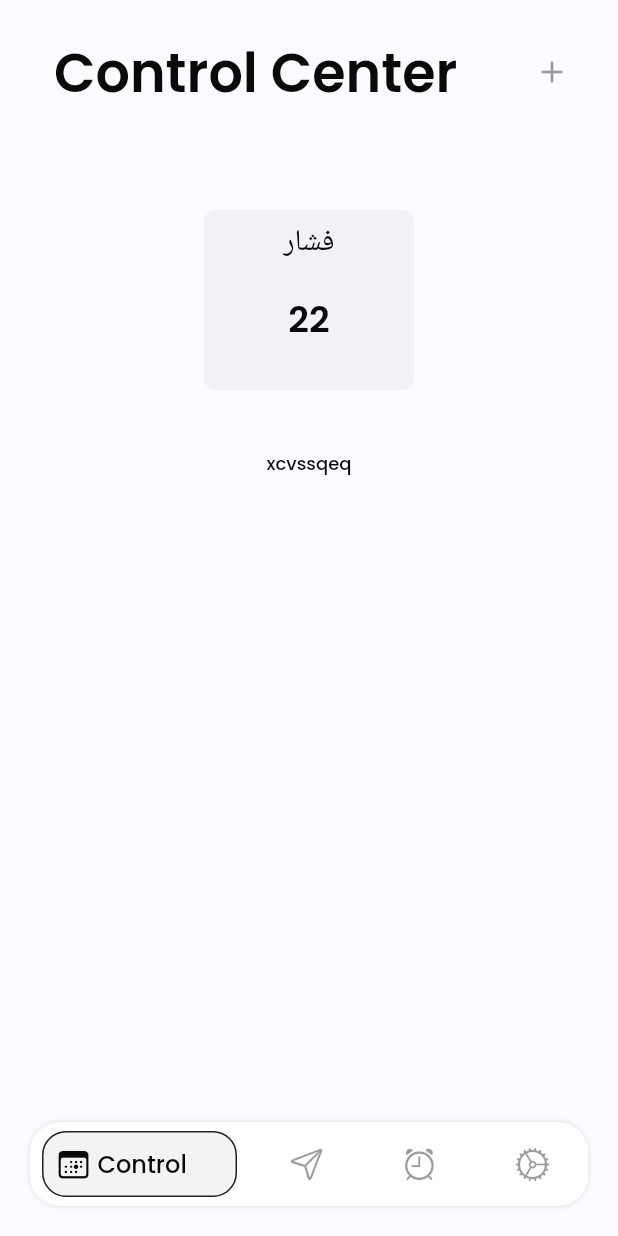
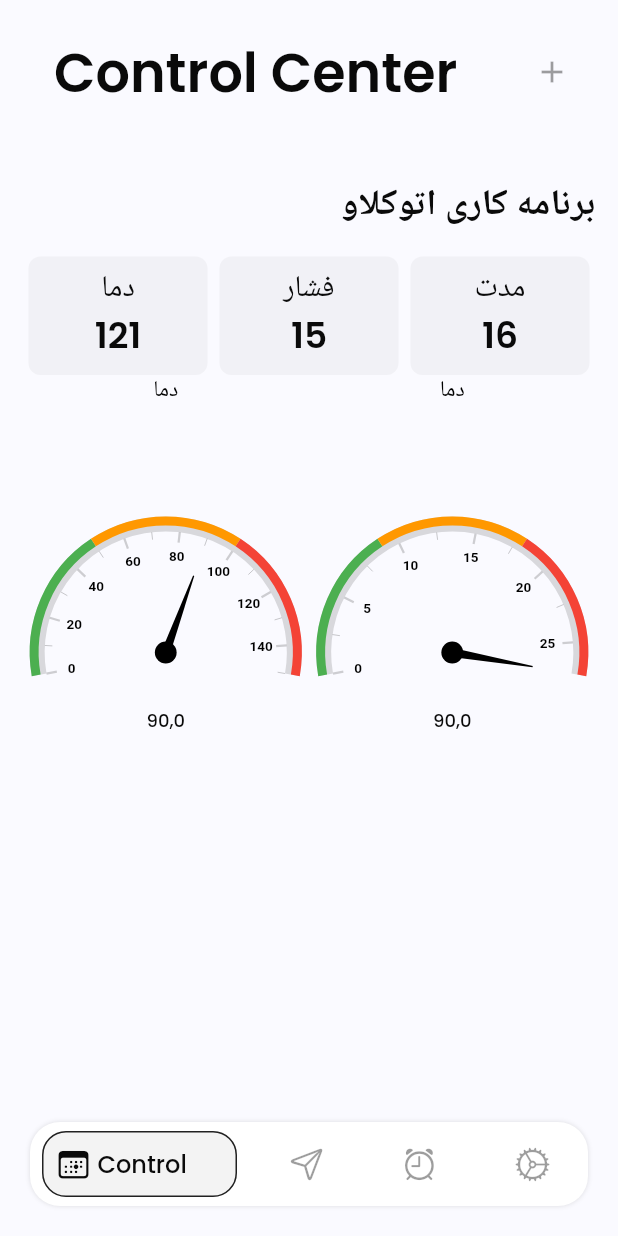
Before and after one commit to emoo44566/autoclave, a Flutter app: the screen it shows after launch, on a phone screen of 412 x 824 dp. Run offline on Flutter 3.47's test engine with Material 2 defaults, Android fonts, the phone set to English and light mode, and no system bars; drawn by our look-alikes of syncfusion_flutter_gauges; our stand-ins replace equatable, flutter_bloc, google_fonts.

Commit message:
show temp and pressure

```diff
--- a/lib/control/control_page.dart
+++ b/lib/control/control_page.dart
@@ -1,5 +1,6 @@
 import 'package:flutter/material.dart';
 import 'package:autoclave/main/views/app_bar_stack.dart';
+import 'package:syncfusion_flutter_gauges/gauges.dart';
 
 class ControlPage extends StatelessWidget {
   const ControlPage({Key? key}) : super(key: key);
@@ -13,53 +14,34 @@ class ControlPage extends StatelessWidget {
           SizedBox.expand(
             child: Container(
               margin:
-                  const EdgeInsets.only(left: 15.0, right: 15.0, top: 100.0),
+                  const EdgeInsets.only(left: 15.0, right: 15.0, top: 120.0),
               child: Column(
-                mainAxisAlignment: MainAxisAlignment.center,
-                crossAxisAlignment: CrossAxisAlignment.center,
-                children: <Widget>[
-                  Padding(
-                    padding: const EdgeInsets.symmetric(
-                        horizontal: 40.0, vertical: 40.0),
-                    child: SizedBox(
-                      width: 140,
-                      height: 120,
-                      child: Container(
-                        decoration: const BoxDecoration(
-                            color: Color.fromARGB(10, 20, 20, 20),
-                            borderRadius: BorderRadius.all(Radius.circular(8))),
-                        child: Padding(
-                          padding: const EdgeInsets.all(8.0),
-                          child: Column(
-                            children: [
-                              Text(
-                                "فشار",
-                                style: Theme.of(context)
-                                    .textTheme
-                                    .bodyText2
-                                    ?.copyWith(fontSize: 20),
-                              ),
-                              Expanded(
-                                child: Center(
-                                  child: Text(
-                                    "22",
-                                    style:
-                                        Theme.of(context).textTheme.headline4,
-                                  ),
-                                ),
-                              ),
-                            ],
-                          ),
-                        ),
-                      ),
+                children: [
+                  Align(
+                    alignment: Alignment.centerRight,
+                    child: Text(
+                      "برنامه کاری اتوکلاو",
+                      style: Theme.of(context).textTheme.headline4,
                     ),
                   ),
-                  const Expanded(
-                    child: Padding(
-                      padding: EdgeInsets.symmetric(horizontal: 70),
-                      child: Text("xcvssqeq"),
-                    ),
+                  Row(
+                    mainAxisAlignment: MainAxisAlignment.center,
+                    crossAxisAlignment: CrossAxisAlignment.center,
+                    children: <Widget>[
+                      Expanded(child: pressureWidget(context, 'دما', 121)),
+                      Expanded(child: pressureWidget(context, 'فشار', 15)),
+                      Expanded(child: pressureWidget(context, 'مدت', 16)),
+                    ],
                   ),
+                  Row(
+                    mainAxisAlignment: MainAxisAlignment.center,
+                    crossAxisAlignment: CrossAxisAlignment.center,
+                    children: <Widget>[
+                      Expanded(child: tempR(0, 150)),
+                      Expanded(child: tempR(0, 27)),
+                    ],
+                  ),
+                  Expanded(child: Container()),
                 ],
               ),
             ),
@@ -69,4 +51,90 @@ class ControlPage extends StatelessWidget {
       ),
     );
   }
+
+  SfRadialGauge tempR(double from, double to) {
+    double third = (to - from) / 3;
+    return SfRadialGauge(
+      title: const GaugeTitle(text: "دما"),
+      axes: <RadialAxis>[
+        RadialAxis(
+          minimum: from,
+          maximum: to,
+          startAngle: 170,
+          endAngle: 10,
+          labelsPosition: ElementsPosition.inside,
+          maximumLabels: 6,
+          labelOffset: 10,
+          axisLabelStyle: const GaugeTextStyle(
+              color: Colors.black, fontSize: 9, fontWeight: FontWeight.bold),
+          ranges: <GaugeRange>[
+            GaugeRange(
+              startValue: 0,
+              endValue: third,
+              startWidth: 6,
+              endWidth: 6,
+              color: Colors.green,
+            ),
+            GaugeRange(
+              startValue: third,
+              endValue: third * 2,
+              startWidth: 6,
+              endWidth: 6,
+              color: Colors.orange,
+            ),
+            GaugeRange(
+              startValue: third * 2,
+              endValue: third * 3,
+              startWidth: 6,
+              endWidth: 6,
+              color: Colors.red,
+            ),
+          ],
+          pointers: const <GaugePointer>[
+            NeedlePointer(
+              value: 90,
+              needleStartWidth: .4,
+              needleEndWidth: 3,
+            ),
+          ],
+          annotations: <GaugeAnnotation>[
+            GaugeAnnotation(
+              widget: Container(
+                child: const Text('90,0'),
+              ),
+              angle: 90,
+              positionFactor: .5,
+            ),
+          ],
+        )
+      ],
+    );
+  }
+
+  Widget pressureWidget(BuildContext context, String title, int number) {
+    return Container(
+      margin: const EdgeInsets.only(left: 4.0, right: 4.0, top: 15.0),
+      decoration: const BoxDecoration(
+          color: Color.fromARGB(10, 20, 20, 20),
+          borderRadius: BorderRadius.all(Radius.circular(8))),
+      child: Padding(
+        padding: const EdgeInsets.all(8.0),
+        child: Column(
+          children: [
+            Text(
+              title,
+              style:
+                  Theme.of(context).textTheme.bodyText2?.copyWith(fontSize: 20),
+            ),
+            Center(
+              child: Text(
+                number.toString(),
+                style: Theme.of(context).textTheme.headline4,
+              ),
+            ),
+          ],
+        ),
+      ),
+    );
+  }
 }
```
